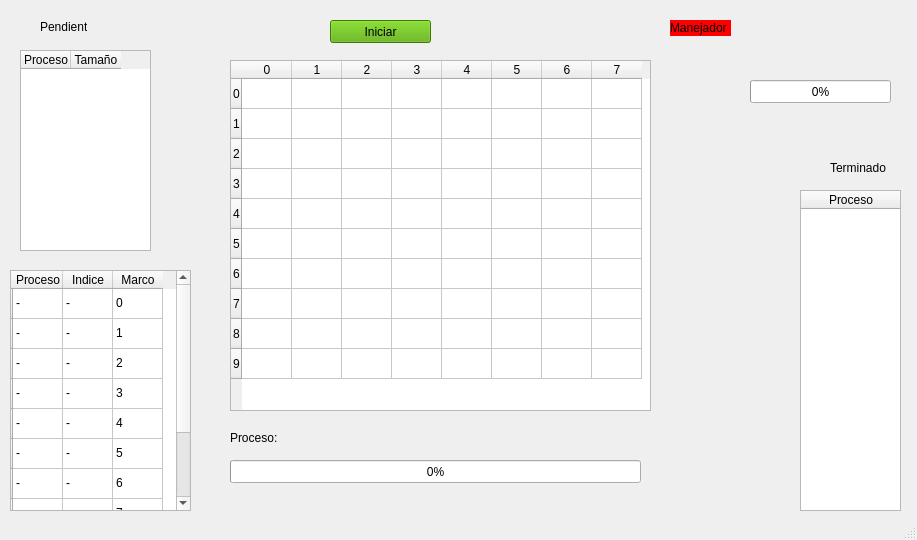
Above: prueba.ui from diegoivan1987/practicasSSO before the change. Below: the same form after it.
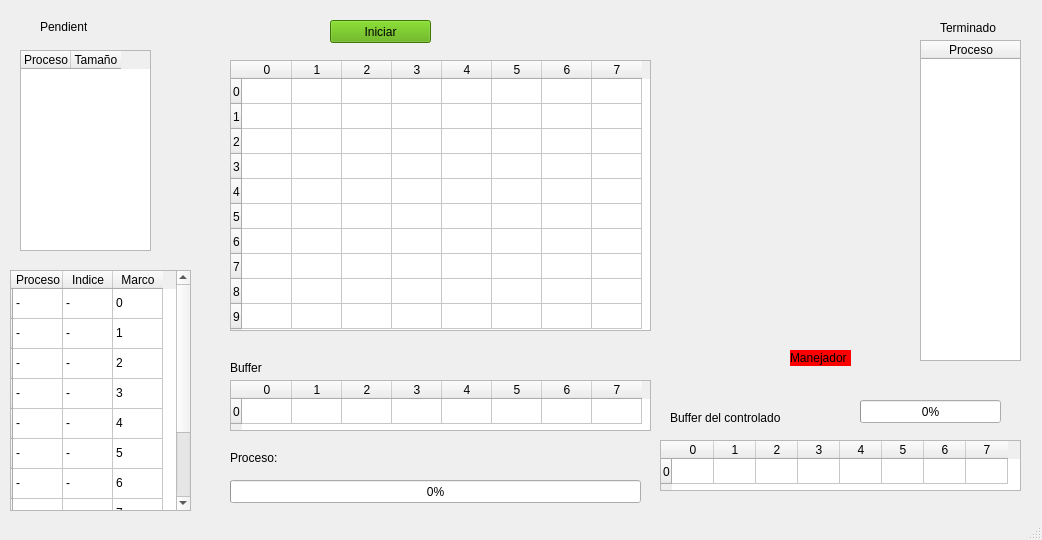
That is the form after the change.

Commit message: se agregaron los elementos en el interfaz

Diff of the .ui file:
```diff
--- a/prueba.ui
+++ b/prueba.ui
@@ -6,7 +6,7 @@
    <rect>
     <x>0</x>
     <y>0</y>
-    <width>917</width>
+    <width>1042</width>
     <height>540</height>
    </rect>
   </property>
@@ -20,7 +20,7 @@
       <x>230</x>
       <y>60</y>
       <width>421</width>
-      <height>351</height>
+      <height>271</height>
      </rect>
     </property>
     <property name="sizePolicy">
@@ -35,6 +35,9 @@
     <attribute name="horizontalHeaderDefaultSectionSize">
      <number>50</number>
     </attribute>
+    <attribute name="verticalHeaderDefaultSectionSize">
+     <number>25</number>
+    </attribute>
     <row>
      <property name="text">
       <string>0</string>
@@ -168,8 +171,8 @@
    <widget class="QTableWidget" name="tablaTerminados">
     <property name="geometry">
      <rect>
-      <x>800</x>
-      <y>190</y>
+      <x>920</x>
+      <y>40</y>
       <width>101</width>
       <height>321</height>
      </rect>
@@ -196,8 +199,8 @@
    <widget class="QLabel" name="label_2">
     <property name="geometry">
      <rect>
-      <x>830</x>
-      <y>160</y>
+      <x>940</x>
+      <y>20</y>
       <width>61</width>
       <height>16</height>
      </rect>
@@ -438,7 +441,7 @@
     <property name="geometry">
      <rect>
       <x>230</x>
-      <y>460</y>
+      <y>480</y>
       <width>411</width>
       <height>23</height>
      </rect>
@@ -451,7 +454,7 @@
     <property name="geometry">
      <rect>
       <x>230</x>
-      <y>430</y>
+      <y>450</y>
       <width>71</width>
       <height>16</height>
      </rect>
@@ -463,8 +466,8 @@
    <widget class="QLabel" name="lbManejador">
     <property name="geometry">
      <rect>
-      <x>670</x>
-      <y>20</y>
+      <x>790</x>
+      <y>350</y>
       <width>61</width>
       <height>16</height>
      </rect>
@@ -479,8 +482,8 @@
    <widget class="QProgressBar" name="barraControlador">
     <property name="geometry">
      <rect>
-      <x>750</x>
-      <y>80</y>
+      <x>860</x>
+      <y>400</y>
       <width>141</width>
       <height>23</height>
      </rect>
@@ -492,8 +495,8 @@
    <widget class="QLabel" name="lbInstruccion">
     <property name="geometry">
      <rect>
-      <x>740</x>
-      <y>60</y>
+      <x>850</x>
+      <y>380</y>
       <width>131</width>
       <height>16</height>
      </rect>
@@ -502,6 +505,172 @@
      <string/>
     </property>
    </widget>
+   <widget class="QTableWidget" name="tablaBufferRam">
+    <property name="geometry">
+     <rect>
+      <x>230</x>
+      <y>380</y>
+      <width>421</width>
+      <height>51</height>
+     </rect>
+    </property>
+    <property name="sizePolicy">
+     <sizepolicy hsizetype="Expanding" vsizetype="Expanding">
+      <horstretch>0</horstretch>
+      <verstretch>0</verstretch>
+     </sizepolicy>
+    </property>
+    <property name="columnCount">
+     <number>8</number>
+    </property>
+    <attribute name="horizontalHeaderDefaultSectionSize">
+     <number>50</number>
+    </attribute>
+    <attribute name="verticalHeaderDefaultSectionSize">
+     <number>25</number>
+    </attribute>
+    <row>
+     <property name="text">
+      <string>0</string>
+     </property>
+    </row>
+    <column>
+     <property name="text">
+      <string>0</string>
+     </property>
+    </column>
+    <column>
+     <property name="text">
+      <string>1</string>
+     </property>
+    </column>
+    <column>
+     <property name="text">
+      <string>2</string>
+     </property>
+    </column>
+    <column>
+     <property name="text">
+      <string>3</string>
+     </property>
+    </column>
+    <column>
+     <property name="text">
+      <string>4</string>
+     </property>
+    </column>
+    <column>
+     <property name="text">
+      <string>5</string>
+     </property>
+    </column>
+    <column>
+     <property name="text">
+      <string>6</string>
+     </property>
+    </column>
+    <column>
+     <property name="text">
+      <string>7</string>
+     </property>
+    </column>
+   </widget>
+   <widget class="QLabel" name="label_4">
+    <property name="geometry">
+     <rect>
+      <x>230</x>
+      <y>360</y>
+      <width>71</width>
+      <height>16</height>
+     </rect>
+    </property>
+    <property name="text">
+     <string>Buffer</string>
+    </property>
+   </widget>
+   <widget class="QTableWidget" name="tablaBufferControlador">
+    <property name="geometry">
+     <rect>
+      <x>660</x>
+      <y>440</y>
+      <width>361</width>
+      <height>51</height>
+     </rect>
+    </property>
+    <property name="sizePolicy">
+     <sizepolicy hsizetype="Expanding" vsizetype="Expanding">
+      <horstretch>0</horstretch>
+      <verstretch>0</verstretch>
+     </sizepolicy>
+    </property>
+    <property name="columnCount">
+     <number>8</number>
+    </property>
+    <attribute name="horizontalHeaderDefaultSectionSize">
+     <number>42</number>
+    </attribute>
+    <attribute name="verticalHeaderDefaultSectionSize">
+     <number>25</number>
+    </attribute>
+    <row>
+     <property name="text">
+      <string>0</string>
+     </property>
+    </row>
+    <column>
+     <property name="text">
+      <string>0</string>
+     </property>
+    </column>
+    <column>
+     <property name="text">
+      <string>1</string>
+     </property>
+    </column>
+    <column>
+     <property name="text">
+      <string>2</string>
+     </property>
+    </column>
+    <column>
+     <property name="text">
+      <string>3</string>
+     </property>
+    </column>
+    <column>
+     <property name="text">
+      <string>4</string>
+     </property>
+    </column>
+    <column>
+     <property name="text">
+      <string>5</string>
+     </property>
+    </column>
+    <column>
+     <property name="text">
+      <string>6</string>
+     </property>
+    </column>
+    <column>
+     <property name="text">
+      <string>7</string>
+     </property>
+    </column>
+   </widget>
+   <widget class="QLabel" name="label_5">
+    <property name="geometry">
+     <rect>
+      <x>670</x>
+      <y>410</y>
+      <width>111</width>
+      <height>16</height>
+     </rect>
+    </property>
+    <property name="text">
+     <string>Buffer del controlador</string>
+    </property>
+   </widget>
   </widget>
   <widget class="QStatusBar" name="statusbar"/>
  </widget>
```
The commit also changes 4 other files.
